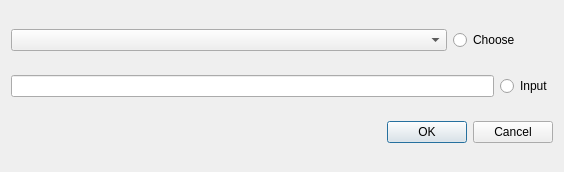
This is Aplikacja/Polak_Ribiere/forms/functioninput.ui in MacAndKaj/Theory_and_Methods_of_Optimization as Qt 5 draws it before an edit. The edited form follows.
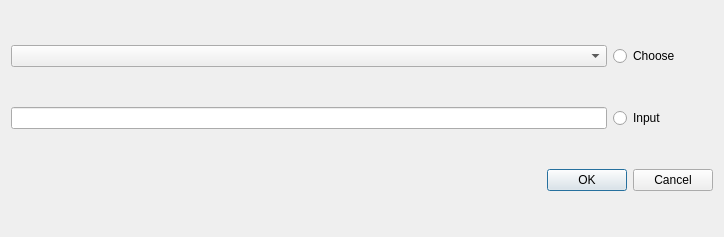
This is the edited form.

```diff
--- a/Aplikacja/Polak_Ribiere/forms/functioninput.ui
+++ b/Aplikacja/Polak_Ribiere/forms/functioninput.ui
@@ -6,8 +6,8 @@
    <rect>
     <x>0</x>
     <y>0</y>
-    <width>564</width>
-    <height>172</height>
+    <width>724</width>
+    <height>237</height>
    </rect>
   </property>
   <property name="windowTitle">
@@ -21,6 +21,12 @@
      </item>
      <item>
       <widget class="QRadioButton" name="radioButton_chooseFunction">
+       <property name="minimumSize">
+        <size>
+         <width>100</width>
+         <height>0</height>
+        </size>
+       </property>
        <property name="maximumSize">
         <size>
          <width>100</width>
@@ -41,6 +47,12 @@
      </item>
      <item>
       <widget class="QRadioButton" name="radioButton_inputFunction">
+       <property name="minimumSize">
+        <size>
+         <width>100</width>
+         <height>0</height>
+        </size>
+       </property>
        <property name="maximumSize">
         <size>
          <width>100</width>
```
